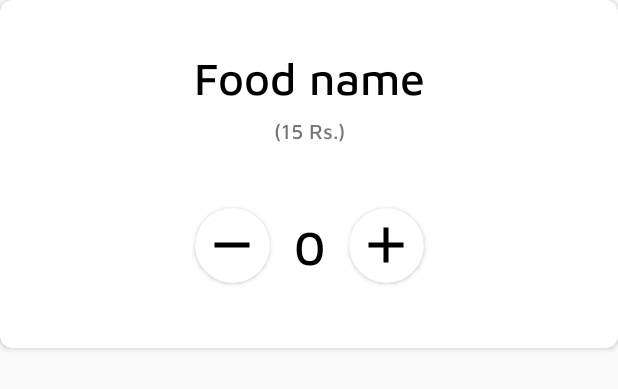
After one commit to PreetJagani/Canteen-Managment, an Android app: the layout add_cart_custome_diolog.xml on its own in the app's theme, with its tools: preview values and no code run, on a phone screen of 412 x 824 dp. The commit adds this screen. Shown: the top 389 px of the screen. Run offline under Robolectric (Android 15) with nearby library versions, the phone set to English and light mode, and no system bars.

Commit message:
add to cart diolog added

```diff
--- a/app/build.gradle
+++ b/app/build.gradle
@@ -61,6 +61,9 @@ dependencies {
     //glide to load image from url
     implementation 'com.github.bumptech.glide:glide:4.11.0'
 
+    implementation "com.daimajia.easing:library:2.0@aar"
+    implementation "com.daimajia.androidanimations:library:2.3@aar"
+
 
 
 
--- /dev/null
+++ b/app/src/main/java/com/canteenmanagment/helper/AddCartCustomDiolog.kt
@@ -0,0 +1,55 @@
+package com.canteenmanagment.helper
+
+import android.app.Activity
+import android.app.AlertDialog
+import android.app.Dialog
+import android.view.LayoutInflater
+import com.canteenmanagment.R
+import com.canteenmanagment.canteen_managment_library.models.Food
+import com.daimajia.androidanimations.library.Techniques
+import com.daimajia.androidanimations.library.YoYo
+import kotlinx.android.synthetic.main.add_cart_custome_diolog.view.*
+
+class AddCartCustomDiolog(val activity : Activity) {
+
+    lateinit var alertDialog : Dialog
+    private val MAX_ITEM = 5
+    private val MIN_ITEM = 0
+
+    fun startDialog(food : Food){
+
+        var dialog = AlertDialog.Builder(activity)
+
+        var view = LayoutInflater.from(activity).inflate(R.layout.add_cart_custome_diolog,null)
+
+        view.IM_plus.setOnClickListener {
+            if(view.TV_item_count.text.toString().toInt() < MAX_ITEM){
+                YoYo.with(Techniques.BounceInUp).duration(500).playOn(view.TV_item_count)
+                view.TV_item_count.text = (view.TV_item_count.text.toString().toInt() + 1).toString()
+            }
+
+        }
+        view.IM_minus.setOnClickListener {
+            if(view.TV_item_count.text.toString().toInt() > MIN_ITEM){
+                YoYo.with(Techniques.BounceInDown).duration(500).playOn(view.TV_item_count)
+                view.TV_item_count.text = (view.TV_item_count.text.toString().toInt() -1).toString()
+            }
+        }
+        view.TV_name.text = food.name
+        view.TV_price.text ="(${food.price}  Rs.)"
+
+        dialog.setView(view)
+
+        alertDialog = dialog.create()
+        alertDialog.show()
+        alertDialog.setCancelable(true)
+        alertDialog.getWindow()?.setBackgroundDrawableResource(android.R.color.transparent)
+
+
+
+    }
+
+    fun stopDiaolog(){
+        alertDialog.dismiss()
+    }
+}
--- a/app/src/main/java/com/canteenmanagment/ui/FoodList/FoodListActivity.kt
+++ b/app/src/main/java/com/canteenmanagment/ui/FoodList/FoodListActivity.kt
@@ -11,13 +11,16 @@ import com.canteenmanagment.R
 import com.canteenmanagment.canteen_managment_library.apiManager.FirebaseApiManager
 import com.canteenmanagment.canteen_managment_library.models.Food
 import com.canteenmanagment.databinding.ActivityFoodListBinding
+import com.canteenmanagment.databinding.AddCartCustomeDiologBinding
 import kotlinx.coroutines.launch
+import com.canteenmanagment.helper.AddCartCustomDiolog
 
 class FoodListActivity : BaseActivity(), View.OnClickListener {
 
     lateinit var binding: ActivityFoodListBinding
     private val mContext: Context = this
     private lateinit var foodList: List<Food>
+    private lateinit var addCartCustomDiolog : AddCartCustomDiolog
 
 
 
@@ -33,6 +36,8 @@ class FoodListActivity : BaseActivity(), View.OnClickListener {
         binding.IMback.setOnClickListener(this)
 
         loadData()
+
+        addCartCustomDiolog = AddCartCustomDiolog(this)
 
 
         binding.SRRefreshLayout.setOnRefreshListener {
@@ -51,7 +56,7 @@ class FoodListActivity : BaseActivity(), View.OnClickListener {
                 binding.RVFoodList.adapter = FoodListRecyclerViewAdapter(it,
                     FoodListRecyclerViewAdapter.ClickListner { position ->
                         if(foodList[position].available)
-                            Toast.makeText(mContext, position.toString(), Toast.LENGTH_SHORT).show()
+                            addCartCustomDiolog.startDialog(foodList.get(position))
                     }
                 )
             }
--- /dev/null
+++ b/app/src/main/res/drawable/ic_baseline_add_24.xml
@@ -0,0 +1,10 @@
+<vector xmlns:android="http://schemas.android.com/apk/res/android"
+    android:width="24dp"
+    android:height="24dp"
+    android:viewportWidth="24"
+    android:viewportHeight="24"
+    android:tint="@color/blackColour">
+  <path
+      android:fillColor="@android:color/white"
+      android:pathData="M19,13h-6v6h-2v-6H5v-2h6V5h2v6h6v2z"/>
+</vector>
--- /dev/null
+++ b/app/src/main/res/drawable/ic_baseline_remove_24.xml
@@ -0,0 +1,10 @@
+<vector xmlns:android="http://schemas.android.com/apk/res/android"
+    android:width="24dp"
+    android:height="24dp"
+    android:viewportWidth="24"
+    android:viewportHeight="24"
+    android:tint="@color/blackColour">
+  <path
+      android:fillColor="@android:color/white"
+      android:pathData="M19,13H5v-2h14v2z"/>
+</vector>
--- /dev/null
+++ b/app/src/main/res/layout/add_cart_custome_diolog.xml
@@ -0,0 +1,116 @@
+<?xml version="1.0" encoding="utf-8"?>
+
+<LinearLayout xmlns:android="http://schemas.android.com/apk/res/android"
+    xmlns:app="http://schemas.android.com/apk/res-auto"
+    xmlns:tools="http://schemas.android.com/tools"
+    android:layout_width="match_parent"
+    android:layout_height="match_parent"
+    android:orientation="vertical"
+    android:background="@android:color/transparent">
+
+
+    <androidx.cardview.widget.CardView
+        android:id="@+id/cp_bg_view"
+        android:layout_width="match_parent"
+        android:layout_height="wrap_content"
+        android:background="@android:color/white"
+        app:cardCornerRadius="@dimen/small">
+
+        <androidx.constraintlayout.widget.ConstraintLayout
+            android:layout_width="match_parent"
+            android:layout_height="200dp"
+            android:layout_margin="@dimen/medium"
+            android:backgroundTint="@color/whiteColour">
+
+            <TextView
+                android:id="@+id/TV_name"
+                android:layout_width="wrap_content"
+                android:layout_height="wrap_content"
+                android:layout_marginTop="@dimen/medium"
+                android:textSize="30sp"
+                android:textColor="@color/blackColour"
+                app:layout_constraintEnd_toEndOf="parent"
+                app:layout_constraintStart_toStartOf="parent"
+                app:layout_constraintTop_toTopOf="parent"
+                android:text="Food name" />
+
+            <TextView
+                android:id="@+id/TV_price"
+                android:layout_width="wrap_content"
+                android:layout_height="wrap_content"
+                android:layout_marginTop="@dimen/small"
+                app:layout_constraintEnd_toEndOf="parent"
+                app:layout_constraintStart_toStartOf="parent"
+                app:layout_constraintTop_toBottomOf="@+id/TV_name"
+                android:text="(15 Rs.)" />
+
+            <androidx.cardview.widget.CardView
+                android:id="@+id/cardView2"
+                android:layout_width="50dp"
+                android:layout_height="50dp"
+                android:elevation="0dp"
+                android:layout_margin="@dimen/medium"
+                app:cardCornerRadius="25dp"
+                app:layout_constraintBottom_toBottomOf="@+id/TV_item_count"
+                app:layout_constraintEnd_toStartOf="@+id/TV_item_count"
+                app:layout_constraintHorizontal_bias="0.5"
+                app:layout_constraintHorizontal_chainStyle="packed"
+                app:layout_constraintStart_toStartOf="parent"
+                app:layout_constraintTop_toTopOf="@+id/TV_item_count">
+
+
+                <ImageView
+                    android:id="@+id/IM_minus"
+                    android:layout_width="40dp"
+                    android:layout_height="40dp"
+                    android:layout_gravity="center"
+                    android:scaleType="fitXY"
+                    android:src="@drawable/ic_baseline_remove_24" />
+
+
+
+            </androidx.cardview.widget.CardView>
+
+            <TextView
+                android:id="@+id/TV_item_count"
+                android:layout_width="wrap_content"
+                android:layout_height="wrap_content"
+                android:textSize="32sp"
+                android:layout_marginBottom="32dp"
+                android:textColor="@color/blackColour"
+                app:layout_constraintBottom_toBottomOf="parent"
+                app:layout_constraintEnd_toStartOf="@+id/cardView3"
+                app:layout_constraintHorizontal_bias="0.5"
+                app:layout_constraintStart_toEndOf="@+id/cardView2"
+                android:text="0" />
+
+            <androidx.cardview.widget.CardView
+                android:id="@+id/cardView3"
+                android:layout_width="50dp"
+                android:layout_height="50dp"
+                android:elevation="0dp"
+                android:layout_margin="@dimen/medium"
+                app:cardCornerRadius="25dp"
+                app:layout_constraintBottom_toBottomOf="@+id/TV_item_count"
+                app:layout_constraintEnd_toEndOf="parent"
+                app:layout_constraintHorizontal_bias="0.5"
+                app:layout_constraintStart_toEndOf="@+id/TV_item_count"
+                app:layout_constraintTop_toTopOf="@+id/TV_item_count">
+
+                <ImageView
+                    android:src="@drawable/ic_baseline_add_24"
+                    android:id="@+id/IM_plus"
+                    android:scaleType="fitXY"
+                    android:layout_gravity="center"
+                    android:layout_width="40dp"
+                    android:layout_height="40dp"/>
+
+
+            </androidx.cardview.widget.CardView>
+
+
+        </androidx.constraintlayout.widget.ConstraintLayout>
+
+    </androidx.cardview.widget.CardView>
+
+</LinearLayout>
```
